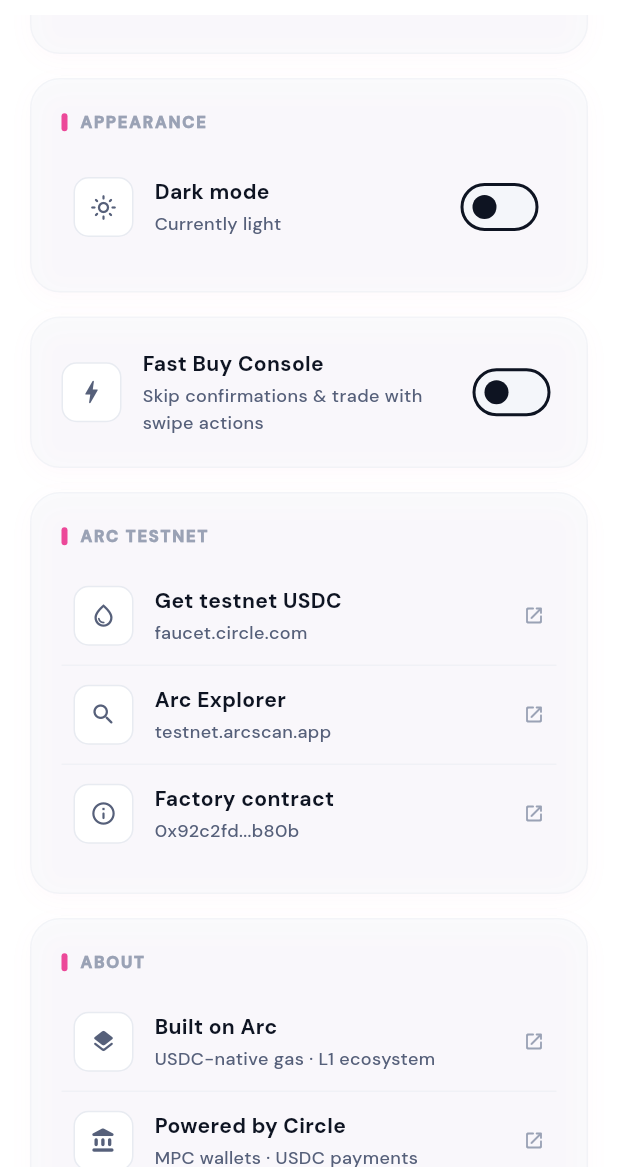
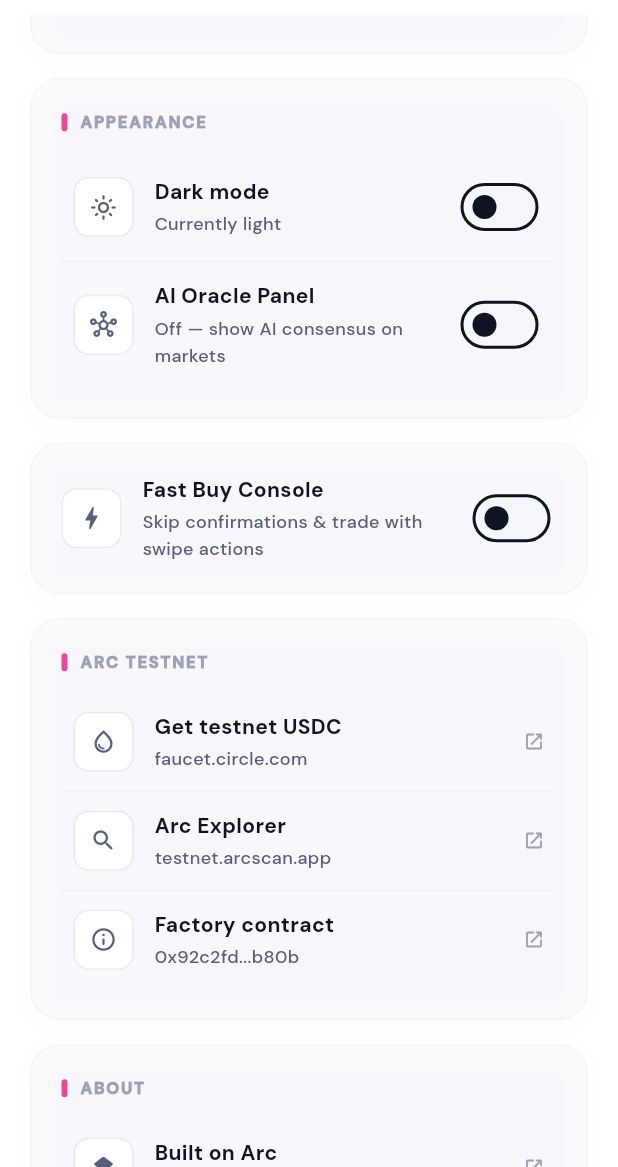
Before and after one commit to hahzterry/Puls, a Flutter app: the ProfileScreen screen opened directly, scrolled down 576 dp, on a phone screen of 412 x 824 dp, the part 69-1236 px from its top. Run offline on Flutter 3.47's test engine with Material 3 defaults, Android fonts, the phone set to English and light mode, and no system bars; our stand-ins replace animate_do, fl_chart, flutter_animate, flutter_slidable, lottie, qr_flutter and 3 more; missing offline and left inert: dart:js_interop, dart:ui_web, flutter_web_scroll, haptic_kit, picons; accounts and stored records are empty; network calls fail.

Commit message:
feat: AI Oracle Panel is now opt-in (off by default) via a Settings toggle, persisted; hidden on market pages unless enabled

```diff
--- a/lib/app/puls_app_state.dart
+++ b/lib/app/puls_app_state.dart
@@ -20,10 +20,13 @@ class PulsAppState extends ChangeNotifier {
     } else if (savedTheme == 'light') {
       themeMode = ThemeMode.light;
     }
+    // AI Oracle Panel is opt-in (off by default) — restore the saved choice.
+    aiOracleEnabled = kvGet(_kOracleKey) == 'on';
     _loadMarkets();
   }
 
   static const String _kThemeKey = 'puls_theme_mode';
+  static const String _kOracleKey = 'puls_ai_oracle';
 
   final MockMarketRepository mockRepo;
   final _polymarket = PolymarketRepository();
@@ -39,6 +42,8 @@ class PulsAppState extends ChangeNotifier {
   ThemeMode themeMode = ThemeMode.light;
   bool fastBuyEnabled = false;
   double fastBuyAmount = 1.0;
+  // AI Oracle Panel on market detail — opt-in, off by default.
+  bool aiOracleEnabled = false;
 
   List<Market> get markets => List.unmodifiable(_markets);
   List<Position> get positions => List.unmodifiable(_positions);
@@ -115,6 +120,12 @@ class PulsAppState extends ChangeNotifier {
     notifyListeners();
   }
 
+  void toggleAiOracle() {
+    aiOracleEnabled = !aiOracleEnabled;
+    kvSet(_kOracleKey, aiOracleEnabled ? 'on' : 'off');
+    notifyListeners();
+  }
+
   void setFastBuyAmount(double amount) {
     fastBuyAmount = amount;
     notifyListeners();
--- a/lib/features/market/market_detail_screen.dart
+++ b/lib/features/market/market_detail_screen.dart
@@ -130,8 +130,9 @@ class _MarketDetailScreenState extends State<MarketDetailScreen> {
           t: t,
         ),
 
-        // ── AI Oracle Panel (crowd vs AI swarm + ask-agent + correlations) ──
-        AiOraclePanel(slug: market.slug.isNotEmpty ? market.slug : market.id, question: market.question),
+        // ── AI Oracle Panel (opt-in via Settings; off by default) ──────────
+        if (appState.aiOracleEnabled)
+          AiOraclePanel(slug: market.slug.isNotEmpty ? market.slug : market.id, question: market.question),
 
         // ── Discussion / comments / activity ────────────────────────────
         const SizedBox(height: 24),
--- a/lib/features/profile/profile_screen.dart
+++ b/lib/features/profile/profile_screen.dart
@@ -397,6 +397,19 @@ class _ProfileScreenState extends State<ProfileScreen> {
                             value: isDark,
                             activeTrackColor: t.brand,
                             onChanged: (_) => appState.toggleThemeMode(),
+                          ),
+                        ),
+                        _Row(
+                          icon: Icons.hub_outlined,
+                          title: 'AI Oracle Panel',
+                          subtitle: appState.aiOracleEnabled
+                              ? 'Shown on market pages'
+                              : 'Off — show AI consensus on markets',
+                          t: t,
+                          trailing: Switch(
+                            value: appState.aiOracleEnabled,
+                            activeTrackColor: t.brand,
+                            onChanged: (_) => appState.toggleAiOracle(),
                           ),
                         ),
                       ],
@@ -619,6 +632,19 @@ class _ProfileScreenState extends State<ProfileScreen> {
                     value: isDark,
                     activeTrackColor: t.brand,
                     onChanged: (_) => appState.toggleThemeMode(),
+                  ),
+                ),
+                _Row(
+                  icon: Icons.hub_outlined,
+                  title: 'AI Oracle Panel',
+                  subtitle: appState.aiOracleEnabled
+                      ? 'Shown on market pages'
+                      : 'Off — show AI consensus on markets',
+                  t: t,
+                  trailing: Switch(
+                    value: appState.aiOracleEnabled,
+                    activeTrackColor: t.brand,
+                    onChanged: (_) => appState.toggleAiOracle(),
                   ),
                 ),
               ],
```
